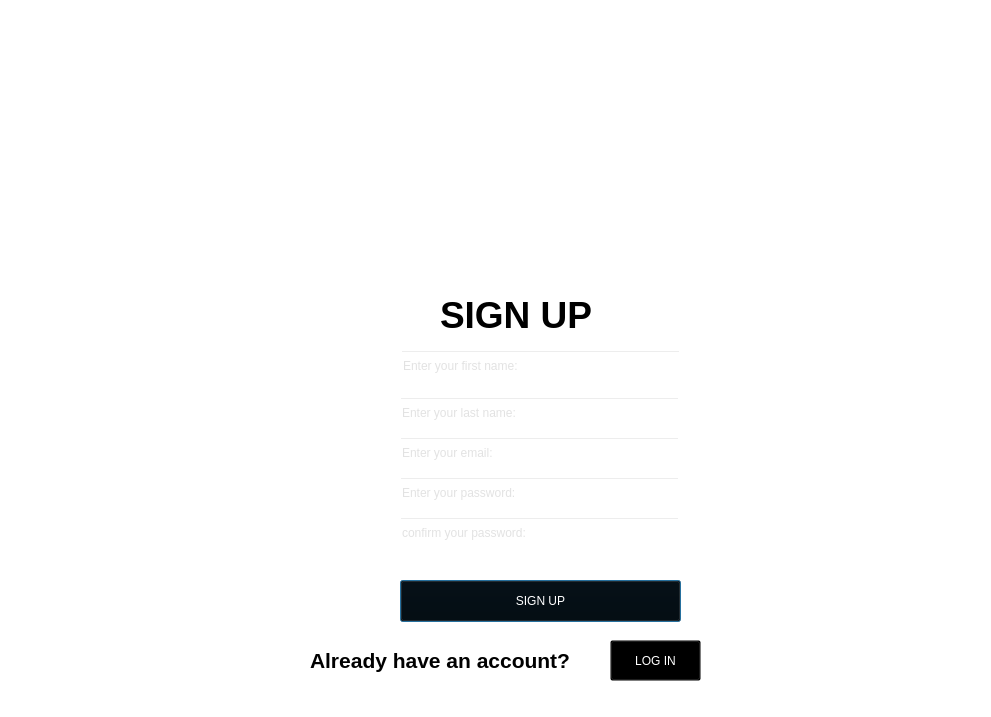
Qt form frontend/signup.ui (SujalMatolia0/NFT-First-project) before a commit.
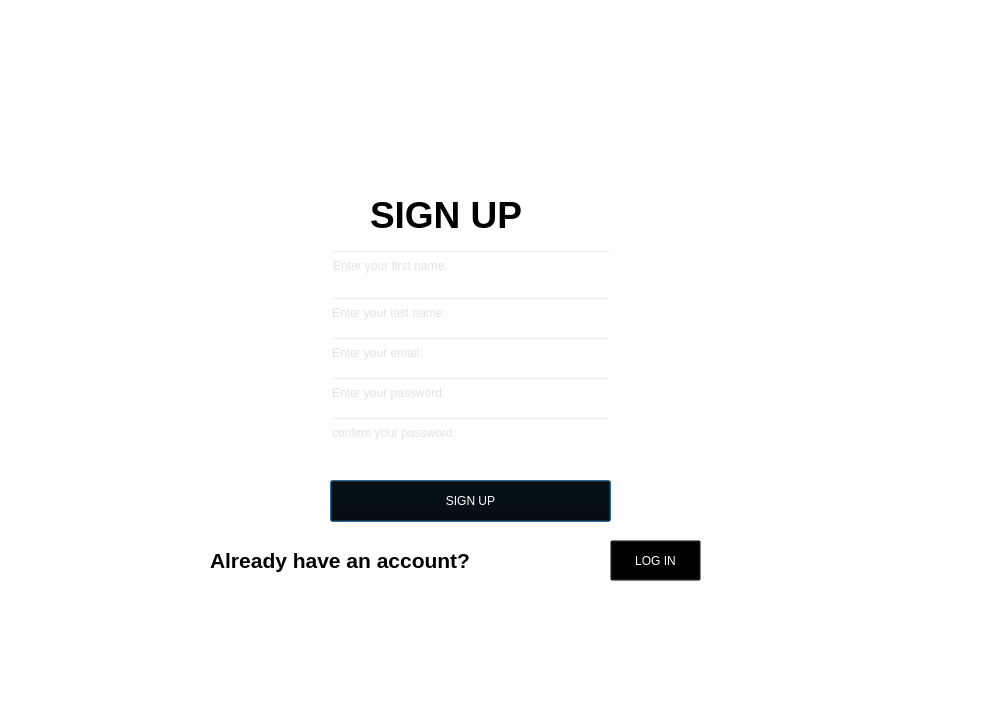
The same form after that commit. Icons and pictures are not drawn.

Diff of the .ui file:
```diff
--- a/frontend/signup.ui
+++ b/frontend/signup.ui
@@ -10,6 +10,12 @@
     <height>717</height>
    </rect>
   </property>
+  <property name="maximumSize">
+   <size>
+    <width>991</width>
+    <height>717</height>
+   </size>
+  </property>
   <property name="windowTitle">
    <string>Dialog</string>
   </property>
@@ -18,13 +24,13 @@
 background-color: rgb(0, 0, 0);
 background: transparent;</string>
   </property>
-  <widget class="QWidget" name="widget" native="true">
+  <widget class="QFrame" name="frame">
    <property name="geometry">
     <rect>
-     <x>-10</x>
-     <y>140</y>
+     <x>-80</x>
+     <y>40</y>
      <width>861</width>
-     <height>551</height>
+     <height>621</height>
     </rect>
    </property>
    <property name="autoFillBackground">
@@ -368,7 +374,7 @@
    <widget class="QLabel" name="label_5">
     <property name="geometry">
      <rect>
-      <x>320</x>
+      <x>290</x>
       <y>500</y>
       <width>391</width>
       <height>41</height>
@@ -388,7 +394,7 @@
    <widget class="QPushButton" name="loginbutton">
     <property name="geometry">
      <rect>
-      <x>620</x>
+      <x>690</x>
       <y>500</y>
       <width>91</width>
       <height>41</height>
```
